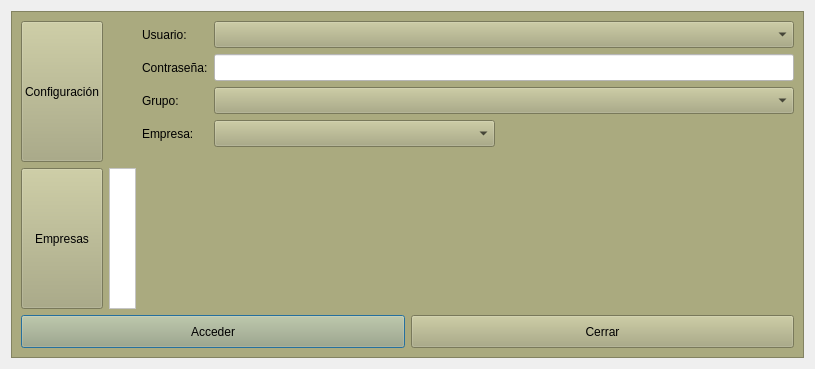
Qt form login.ui (arcnexus/RedFoX) before a commit.
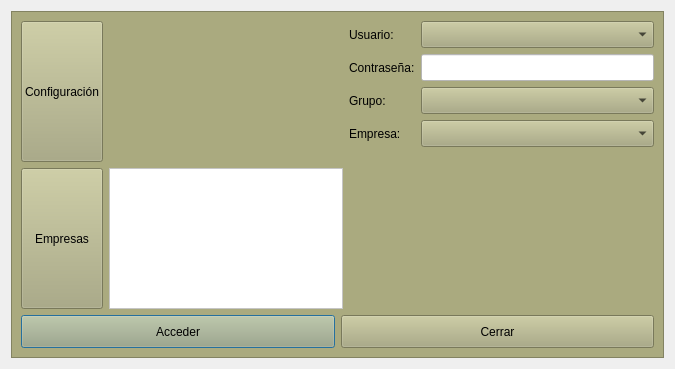
The same form after that commit. Icons and pictures are not drawn.

The edit to the form file:
```diff
--- a/login.ui
+++ b/login.ui
@@ -9,16 +9,10 @@
    <rect>
     <x>0</x>
     <y>0</y>
-    <width>815</width>
+    <width>675</width>
     <height>369</height>
    </rect>
   </property>
-  <property name="minimumSize">
-   <size>
-    <width>815</width>
-    <height>369</height>
-   </size>
-  </property>
   <property name="maximumSize">
    <size>
     <width>815</width>
@@ -138,6 +132,12 @@
        <layout class="QVBoxLayout" name="verticalLayout_2">
         <item>
          <widget class="QLabel" name="label_5">
+          <property name="minimumSize">
+           <size>
+            <width>234</width>
+            <height>0</height>
+           </size>
+          </property>
           <property name="maximumSize">
            <size>
             <width>421</width>
@@ -791,12 +791,6 @@
         </item>
         <item row="4" column="1">
          <widget class="QLabel" name="label">
-          <property name="minimumSize">
-           <size>
-            <width>213</width>
-            <height>138</height>
-           </size>
-          </property>
           <property name="text">
            <string/>
           </property>
```
